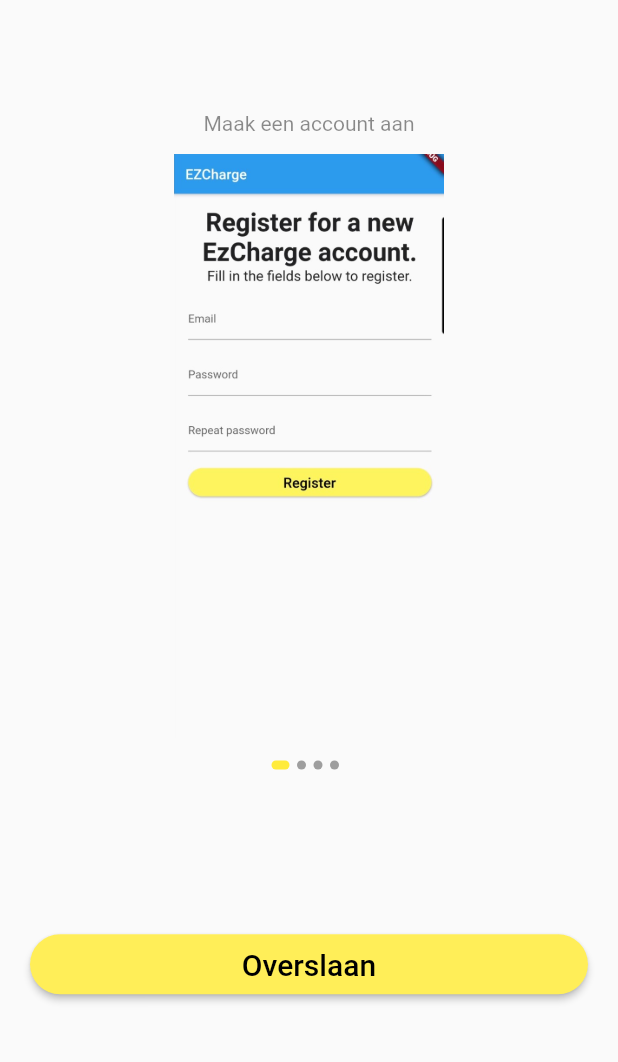
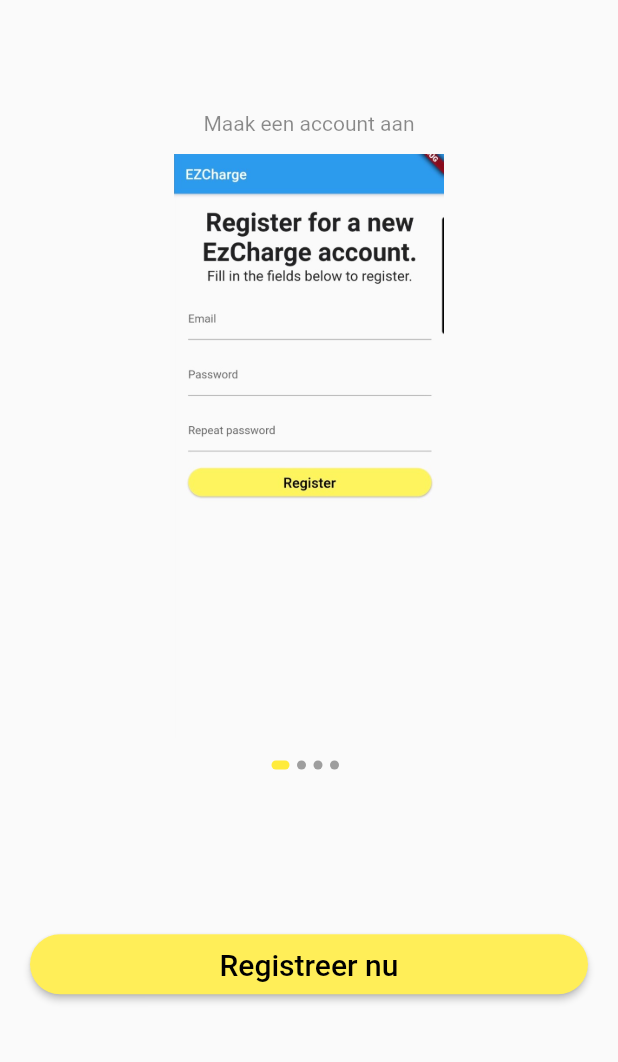
Before and after one commit to KWgroot/ez_charge, a Flutter app: the screen it shows after launch, on a phone screen of 412 x 824 dp, the part 145-1207 px from its top. Run offline on Flutter 3.47's test engine with Material 2 defaults, Android fonts, the phone set to English and light mode, and no system bars; our stand-ins replace cloud_firestore, device_info, firebase_auth, firebase_core, firebase_dynamic_links, fluttertoast; missing offline and left inert: flutter_barcode_scanner; accounts and stored records are empty.

```diff
--- a/lib/app/main.dart
+++ b/lib/app/main.dart
@@ -62,8 +62,8 @@ class _LoginPageState extends State<LoginPage> {
 
       await firestore.collection(COLLECTION_ONBOARDING).get().then((value) =>
       {
-        //Database collection needs to be created with atleast 1 value or it will
-        //not loop through the list.
+
+        //Loop
         value.docs.forEach((results) {
 
           //check if the list with ids is not empty
--- a/lib/app/onboarding/body.dart
+++ b/lib/app/onboarding/body.dart
@@ -71,7 +71,7 @@ class _body extends State<body> {
                                 borderRadius: BorderRadius.circular(20)
                             ),
                             child: Text(
-                              'Overslaan',
+                              'Registreer nu',
                               style: TextStyle(
                                   color: Colors.black,
                                   fontSize: 20.0
```
